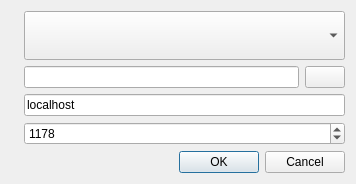
First picture: the form in gui/adddictdialog.ui, repository fcitx/fcitx5-skk, before the edit.
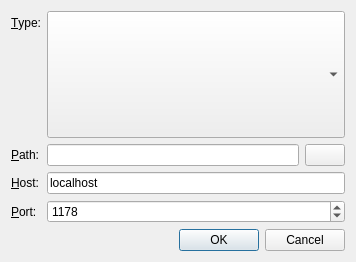
Second picture: the form after the edit. Icons and pictures are not drawn.

Commit message: Port skk to fcitx5

What changed in the file:
```diff
--- a/gui/adddictdialog.ui
+++ b/gui/adddictdialog.ui
@@ -7,7 +7,7 @@
     <x>0</x>
     <y>0</y>
     <width>356</width>
-    <height>184</height>
+    <height>262</height>
    </rect>
   </property>
   <property name="windowTitle">
@@ -19,7 +19,7 @@
      <item row="0" column="0">
       <widget class="QLabel" name="typeLabel">
        <property name="text">
-        <string/>
+        <string>&amp;Type:</string>
        </property>
        <property name="buddy">
         <cstring>typeComboBox</cstring>
@@ -39,7 +39,7 @@
      <item row="1" column="0">
       <widget class="QLabel" name="pathLabel">
        <property name="text">
-        <string/>
+        <string>&amp;Path:</string>
        </property>
        <property name="buddy">
         <cstring>urlLineEdit</cstring>
@@ -68,7 +68,7 @@
      <item row="2" column="0">
       <widget class="QLabel" name="hostLabel">
        <property name="text">
-        <string/>
+        <string>&amp;Host:</string>
        </property>
        <property name="buddy">
         <cstring>hostLineEdit</cstring>
@@ -78,7 +78,7 @@
      <item row="3" column="0">
       <widget class="QLabel" name="portLabel">
        <property name="text">
-        <string/>
+        <string>&amp;Port:</string>
        </property>
        <property name="buddy">
         <cstring>portSpinBox</cstring>
```
Left out of the diff: 3 changed lines with no effect on the pictures. The commit also changes 40 other files.
